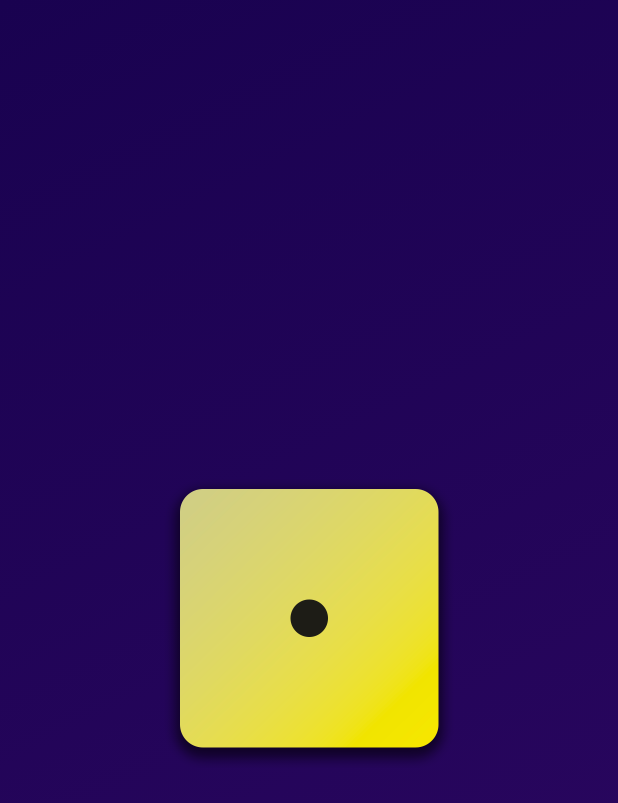
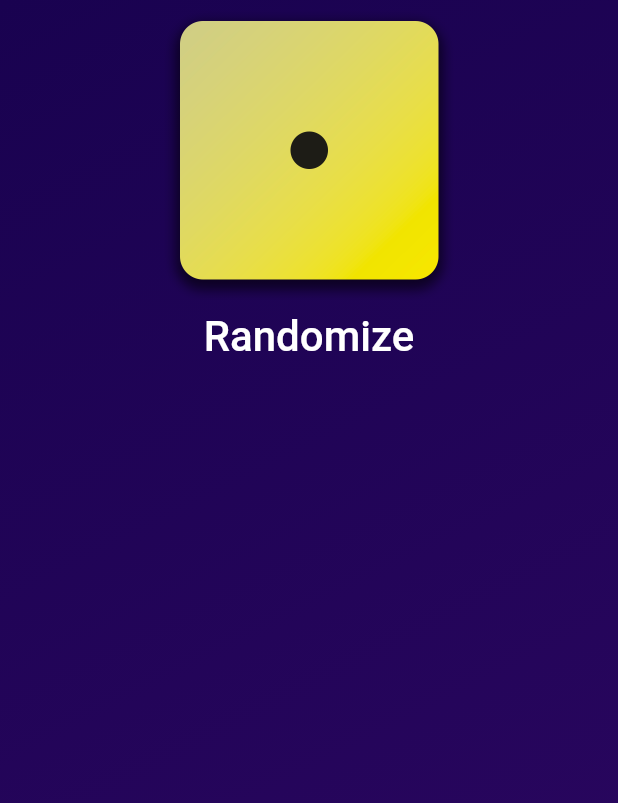
Before and after one commit to arjunpanicker/flutter-roll-dice, a Flutter app: the screen it shows after launch, on a phone screen of 412 x 824 dp. Shown: the top 803 px of the screen. Run offline on Flutter 3.47's test engine with Material 2 defaults, Android fonts, the phone set to English and light mode, and no system bars.

Commit message:
Added button

```diff
--- a/lib/gradient_container.dart
+++ b/lib/gradient_container.dart
@@ -1,9 +1,12 @@
 import 'package:flutter/material.dart';
+import 'package:roll_dice/styled_text.dart';
 
 class GradientContainer extends StatelessWidget {
   const GradientContainer({required this.colors, super.key});
 
   final List<Color> colors;
+
+  void rollDice() {}
 
   @override
   Widget build(BuildContext context) {
@@ -16,11 +19,15 @@ class GradientContainer extends StatelessWidget {
         ),
       ),
       child: Center(
-        child: Image.asset(
-          'assets/images/dice-1.png',
-          width: 200,
-        ),
-      ),
+          child: Column(
+        children: [
+          Image.asset(
+            'assets/images/dice-1.png',
+            width: 200,
+          ),
+          TextButton(onPressed: rollDice, child: const StyledText('Randomize'))
+        ],
+      )),
     );
   }
 }
```
